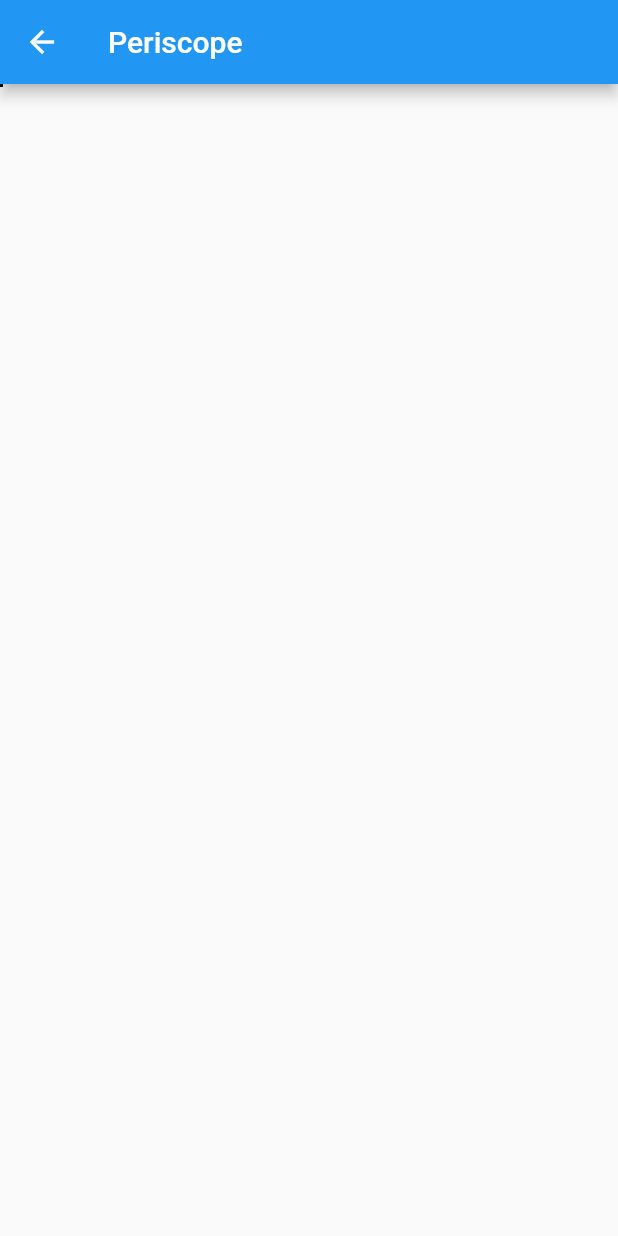
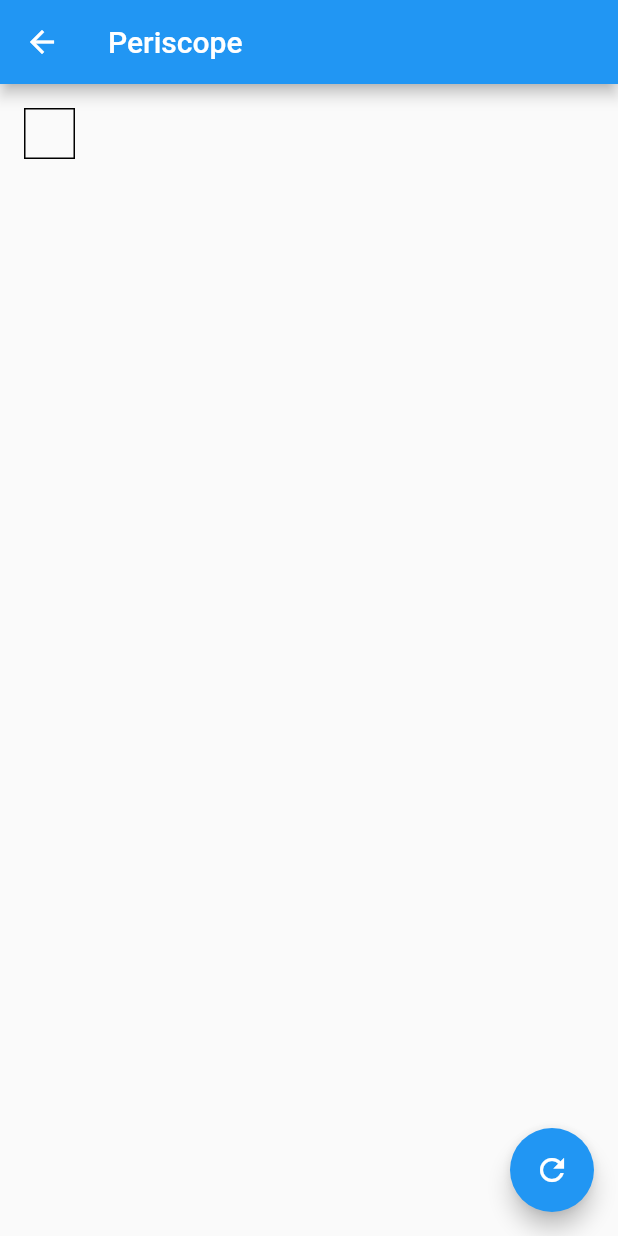
Before and after one commit to NanoNish/phone2pc, a Flutter app: the BroadCastPage screen opened directly, on a phone screen of 412 x 824 dp. Run offline on Flutter 3.47's test engine with Material 2 defaults, Android fonts, the phone set to English and light mode, and no system bars; our stand-ins replace qr_flutter; missing offline and left inert: flutter_webrtc, network_info_plus, qr_code_scanner, sdp_transform.

Commit message:
refactor: redo the routing and broadcast functions

```diff
--- a/lib/broadcast_page.dart
+++ b/lib/broadcast_page.dart
@@ -12,7 +12,6 @@
 
 class _BroadCastPageState extends State<BroadCastPage> {
   String? ip;
-  String? scannedIP;
   bool serverRunning = false;
   HttpServer? server;
 
@@ -43,6 +42,11 @@
     });
   }
 
+  @override
+  void initState() {
+    broadcast();
+    super.initState();
+  }
 
   @override
   Widget build(BuildContext context) {
@@ -52,7 +56,10 @@
           "Periscope",
         ),
       ),
-      body: Container(
+      body: Padding(
+        padding: const EdgeInsets.all(16.0),
+        child: Container(
+          padding: const EdgeInsets.all(16.0),
           decoration: BoxDecoration(
             border: Border.all(
               color: Colors.black,
@@ -68,6 +75,13 @@
                   size: 200.0,
                 )),
         ),
+      ),
+      floatingActionButton: FloatingActionButton(
+        onPressed: broadcast,
+        child: const Icon(
+          Icons.refresh,
+        ),
+      ),
     );
   }
 }
--- a/lib/camera_page.dart
+++ b/lib/camera_page.dart
@@ -176,7 +176,7 @@
           Row(
             children: [
               Padding(
-                padding: const EdgeInsets.all(16.0),
+                padding: const EdgeInsets.all(0.0),
                 child: SizedBox(
                   width: MediaQuery.of(context).size.width * 0.5,
                   child: TextField(
```
Also changed, not shown: lib/main.dart (+5 -3 lines), lib/scan_page.dart (+2 -5 lines). Lines whose indentation alone changed are shown as unchanged.
